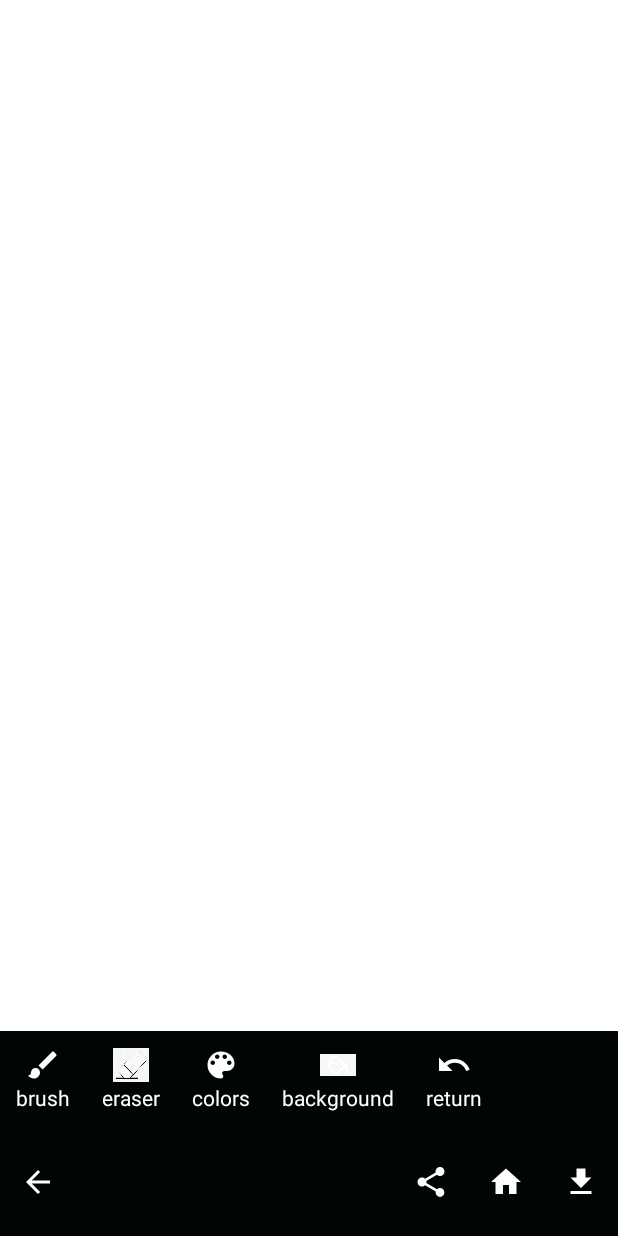
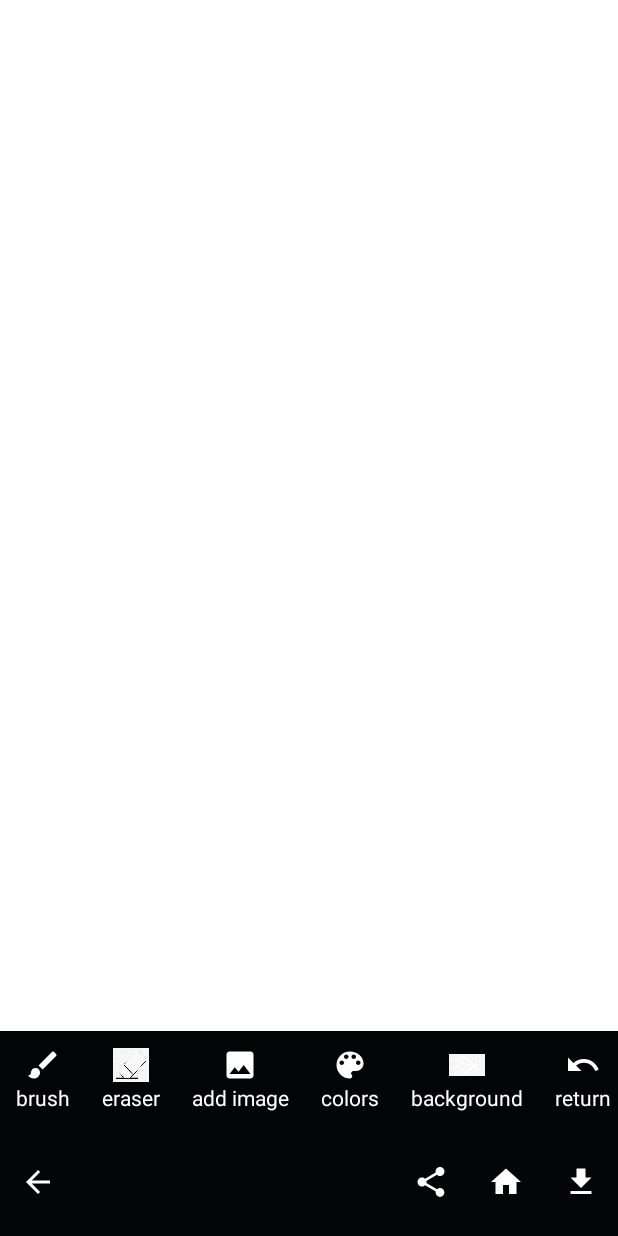
Before and after one commit to prateekaggarwal963/paint_app, an Android app: the screen it shows after launch (MainActivity), on a phone screen of 412 x 824 dp. Run offline under Robolectric (Android 15) with nearby library versions, the phone set to English and light mode, and no system bars; libraries missing offline, so code that uses them is left out: com.flask.colorpicker.

Commit message:
add image in paint View

```diff
--- a/app/src/main/AndroidManifest.xml
+++ b/app/src/main/AndroidManifest.xml
@@ -3,7 +3,7 @@
     xmlns:tools="http://schemas.android.com/tools">
 
     <uses-permission android:name="android.permission.WRITE_EXTERNAL_STORAGE" />
-
+    <uses-permission android:name="android.permission.READ_EXTERNAL_STORAGE" />
     <application
         android:allowBackup="true"
         android:dataExtractionRules="@xml/data_extraction_rules"
--- a/app/src/main/java/com/example/paintapp/common/Common.java
+++ b/app/src/main/java/com/example/paintapp/common/Common.java
@@ -7,6 +7,7 @@ public class Common {
     public static final String BACKGROUND= "background";
     public static final String RETURN = "return";
     public static final String DELETE = "delete";
+    public static final String IMAGE = "add image";
 
 
 }
--- a/app/src/main/java/com/example/paintapp/widget/PaintView.java
+++ b/app/src/main/java/com/example/paintapp/widget/PaintView.java
@@ -17,7 +17,7 @@ import androidx.annotation.Nullable;
 import java.util.ArrayList;
 
 public class PaintView extends View {
-    private Bitmap bitBackground,btmView;
+    private Bitmap bitBackground,btmView,image;
     private Paint mPaint = new Paint();
     private Path mPath= new Path();
     private int colorBackground,sizeBrush,sizeEraser;
@@ -25,6 +25,7 @@ public class PaintView extends View {
     private Canvas mCanvas;
     private final int DEDDERENCE_SPACE=4;
     private ArrayList<Bitmap> listAction = new ArrayList<>();
+    private int leftImage=50,topImage=50;
 
     public PaintView(Context context, @Nullable AttributeSet attrs) {
         super(context, attrs);
@@ -61,6 +62,10 @@ public class PaintView extends View {
         canvas.drawColor(colorBackground);
         canvas.drawBitmap(bitBackground,0,0,null);
         canvas.drawBitmap(btmView,0,0,null);
+        if(image!=null)
+        {
+            canvas.drawBitmap(image,leftImage,topImage,null);
+        }
     }
 
     public void setColorBackground(int color) {
@@ -160,4 +165,9 @@ public class PaintView extends View {
         this.setDrawingCacheEnabled(false);
         return bitmap;
     }
+
+    public void setImage(Bitmap bitmap) {
+        image=Bitmap.createScaledBitmap(bitmap,getWidth()/2,getHeight()/2,true);
+        invalidate();
+    }
 }
--- /dev/null
+++ b/app/src/main/res/drawable/baseline_image_24.xml
@@ -0,0 +1,5 @@
+<vector android:height="24dp" android:tint="#FFFFFF"
+    android:viewportHeight="24" android:viewportWidth="24"
+    android:width="24dp" xmlns:android="http://schemas.android.com/apk/res/android">
+    <path android:fillColor="@android:color/white" android:pathData="M21,19V5c0,-1.1 -0.9,-2 -2,-2H5c-1.1,0 -2,0.9 -2,2v14c0,1.1 0.9,2 2,2h14c1.1,0 2,-0.9 2,-2zM8.5,13.5l2.5,3.01L14.5,12l4.5,6H5l3.5,-4.5z"/>
+</vector>
```
Also changed, not shown: app/src/main/java/com/example/paintapp/MainActivity.java (+72 -0 lines).
